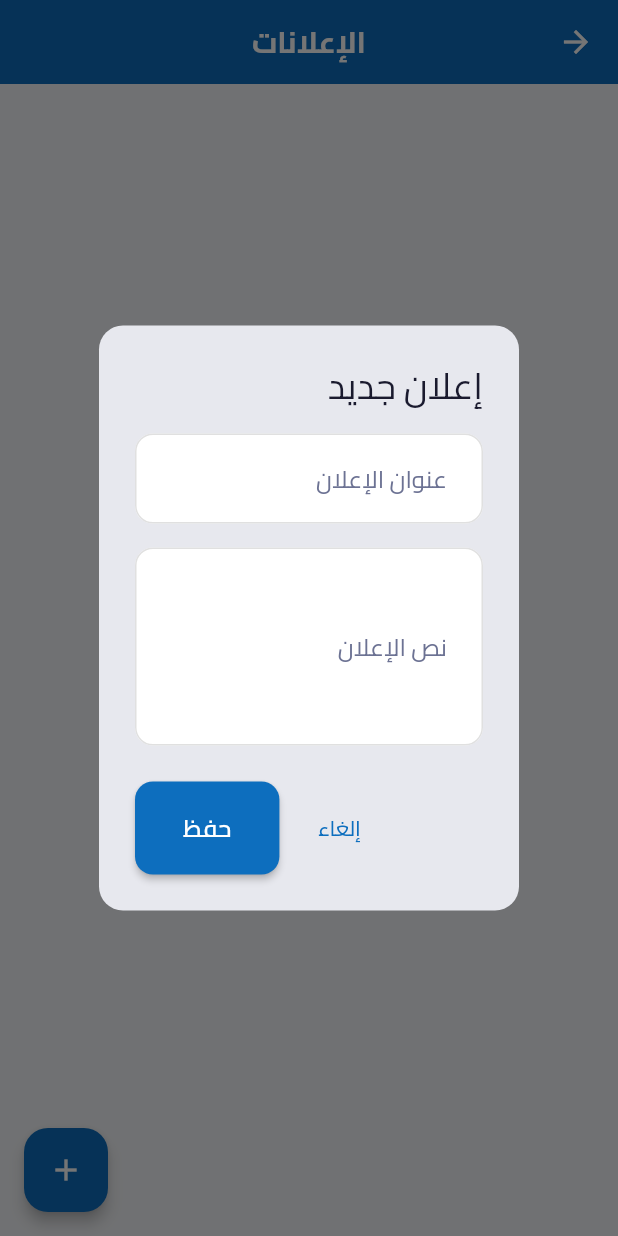
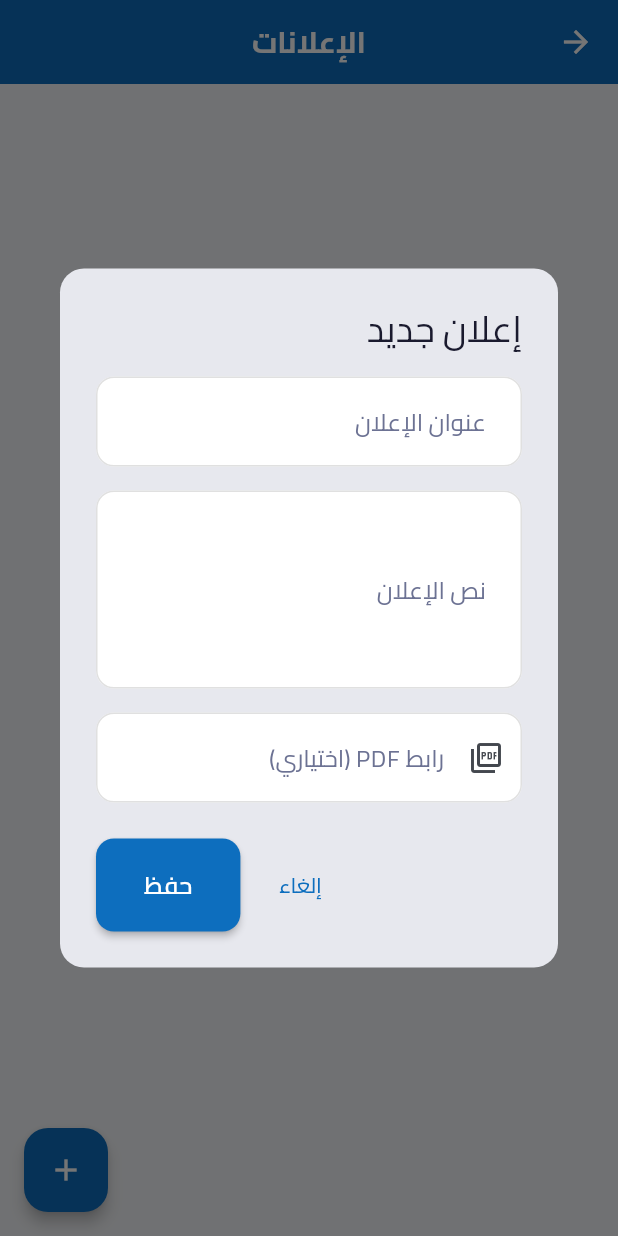
Before and after one commit to youssef492/Gama_Physics, a Flutter app: the ManageAnnouncementsScreen screen opened by its route, after a tap on the "add" icon, on a phone screen of 412 x 824 dp. Run offline on Flutter 3.47's test engine with Material 3 defaults, Android fonts, the phone set to English and light mode, and no system bars; our stand-ins replace cloud_firestore, firebase_auth, firebase_core, google_fonts, pdf, printing and 4 more; missing offline and left inert: excel, fvp, mobile_scanner, youtube_explode_dart; accounts and stored records are empty; network calls fail.

Commit message:
feat: implement announcement management system with Firestore integration and localization support

```diff
--- a/lib/l10n/app_ar.arb
+++ b/lib/l10n/app_ar.arb
@@ -281,5 +281,8 @@
   "pdfPreview": "معاينة PDF",
   "openPdfInBrowser": "فتح PDF في المتصفح",
   "pdfDesktopHint": "على ويندوز ولينكس يُفتح ملف PDF في المتصفح الافتراضي (لا يتوفر عارض مدمج).",
-  "back": "عودة"
+  "back": "عودة",
+  "viewPdf": "عرض ملف PDF",
+  "pdfLinkOptional": "رابط PDF (اختياري)",
+  "invalidUrl": "رابط غير صالح"
 }
--- a/lib/l10n/app_en.arb
+++ b/lib/l10n/app_en.arb
@@ -283,5 +283,8 @@
   "pdfPreview": "PDF Preview",
   "openPdfInBrowser": "Open PDF in browser",
   "pdfDesktopHint": "On Windows and Linux, PDFs open in your default browser (embedded WebView is not available).",
-  "back": "Back"
+  "back": "Back",
+  "viewPdf": "View PDF",
+  "pdfLinkOptional": "PDF Link (optional)",
+  "invalidUrl": "Invalid URL"
 }
--- a/lib/l10n/app_localizations.dart
+++ b/lib/l10n/app_localizations.dart
@@ -1535,7 +1535,7 @@ abstract class AppLocalizations {
   /// No description provided for @viewPdf.
   ///
   /// In ar, this message translates to:
-  /// **'عرض الملف'**
+  /// **'عرض ملف PDF'**
   String get viewPdf;
 
   /// No description provided for @invalidPdfUrl.
@@ -1567,6 +1567,18 @@ abstract class AppLocalizations {
   /// In ar, this message translates to:
   /// **'عودة'**
   String get back;
+
+  /// No description provided for @pdfLinkOptional.
+  ///
+  /// In ar, this message translates to:
+  /// **'رابط PDF (اختياري)'**
+  String get pdfLinkOptional;
+
+  /// No description provided for @invalidUrl.
+  ///
+  /// In ar, this message translates to:
+  /// **'رابط غير صالح'**
+  String get invalidUrl;
 }
 
 class _AppLocalizationsDelegate
--- a/lib/l10n/app_localizations_ar.dart
+++ b/lib/l10n/app_localizations_ar.dart
@@ -744,7 +744,7 @@ class AppLocalizationsAr extends AppLocalizations {
   String get downloadPdf => 'تحميل الملف';
 
   @override
-  String get viewPdf => 'عرض الملف';
+  String get viewPdf => 'عرض ملف PDF';
 
   @override
   String get invalidPdfUrl => 'رابط PDF غير صحيح';
@@ -761,4 +761,10 @@ class AppLocalizationsAr extends AppLocalizations {
 
   @override
   String get back => 'عودة';
+
+  @override
+  String get pdfLinkOptional => 'رابط PDF (اختياري)';
+
+  @override
+  String get invalidUrl => 'رابط غير صالح';
 }
--- a/lib/l10n/app_localizations_en.dart
+++ b/lib/l10n/app_localizations_en.dart
@@ -746,7 +746,7 @@ class AppLocalizationsEn extends AppLocalizations {
   String get downloadPdf => 'Download';
 
   @override
-  String get viewPdf => 'View';
+  String get viewPdf => 'View PDF';
 
   @override
   String get invalidPdfUrl => 'Invalid PDF link';
@@ -763,4 +763,10 @@ class AppLocalizationsEn extends AppLocalizations {
 
   @override
   String get back => 'Back';
+
+  @override
+  String get pdfLinkOptional => 'PDF Link (optional)';
+
+  @override
+  String get invalidUrl => 'Invalid URL';
 }
--- a/lib/models/announcement.dart
+++ b/lib/models/announcement.dart
@@ -6,13 +6,14 @@ class Announcement {
   final String content;
   final DateTime createdAt;
   final String authorName;
-
+  final String? pdfUrl;
   Announcement({
     required this.id,
     required this.title,
     required this.content,
     required this.createdAt,
     this.authorName = '',
+    this.pdfUrl,
   });
 
   Map<String, dynamic> toMap() {
@@ -22,6 +23,7 @@ class Announcement {
       'content': content,
       'createdAt': Timestamp.fromDate(createdAt),
       'authorName': authorName,
+      'pdfUrl': pdfUrl,
     };
   }
 
@@ -33,6 +35,7 @@ class Announcement {
       content: data['content'] ?? '',
       createdAt: (data['createdAt'] as Timestamp?)?.toDate() ?? DateTime.now(),
       authorName: data['authorName'] ?? '',
+      pdfUrl: data['pdfUrl'],
     );
   }
 }
--- a/lib/providers/data_provider.dart
+++ b/lib/providers/data_provider.dart
@@ -120,9 +120,9 @@ class DataProvider with ChangeNotifier {
   }
 
   Future<void> updateAnnouncement(
-      String id, String title, String content) async {
+      String id, String title, String content, String? pdfUrl) async {
     try {
-      await _firestoreService.updateAnnouncement(id, title, content);
+      await _firestoreService.updateAnnouncement(id, title, content, pdfUrl: pdfUrl);
     } catch (e) {
       _handleError(e);
     }
--- a/lib/screens/teacher/manage_announcements_screen.dart
+++ b/lib/screens/teacher/manage_announcements_screen.dart
@@ -25,8 +25,12 @@ class _ManageAnnouncementsScreenState extends State<ManageAnnouncementsScreen> {
 
   void _showAddEditDialog([Announcement? announcement]) {
     final isEditing = announcement != null;
-    final titleController = TextEditingController(text: announcement?.title ?? '');
-    final contentController = TextEditingController(text: announcement?.content ?? '');
+    final titleController =
+        TextEditingController(text: announcement?.title ?? '');
+    final contentController =
+        TextEditingController(text: announcement?.content ?? '');
+    final pdfUrlController =
+        TextEditingController(text: announcement?.pdfUrl ?? '');
     final l10n = AppLocalizations.of(context)!;
     bool isLoading = false;
 
@@ -37,7 +41,9 @@ class _ManageAnnouncementsScreenState extends State<ManageAnnouncementsScreen> {
           shape:
               RoundedRectangleBorder(borderRadius: BorderRadius.circular(16)),
           title: Text(isEditing ? l10n.editAnnouncement : l10n.newAnnouncement),
-          content: Column(
+          content: SingleChildScrollView(
+            // ← مهم عشان الـ keyboard ما يضغطش
+            child: Column(
               mainAxisSize: MainAxisSize.min,
               children: [
                 TextField(
@@ -56,7 +62,30 @@ class _ManageAnnouncementsScreenState extends State<ManageAnnouncementsScreen> {
                     border: const OutlineInputBorder(),
                   ),
                 ),
+                const SizedBox(height: 16),
+                TextField(
+                  // ← جديد
+                  controller: pdfUrlController,
+                  keyboardType: TextInputType.url,
+                  decoration: InputDecoration(
+                    labelText: l10n.pdfLinkOptional,
+                    hintText: 'https://drive.google.com/file/d/...',
+                    border: const OutlineInputBorder(),
+                    prefixIcon: const Icon(Icons.picture_as_pdf_outlined),
+                    // زرار مسح سريع
+                    suffixIcon: ValueListenableBuilder(
+                      valueListenable: pdfUrlController,
+                      builder: (_, val, __) => val.text.isNotEmpty
+                          ? IconButton(
+                              icon: const Icon(Icons.clear, size: 18),
+                              onPressed: () => pdfUrlController.clear(),
+                            )
+                          : const SizedBox.shrink(),
+                    ),
+                  ),
+                ),
               ],
+            ),
           ),
           actions: [
             TextButton(
@@ -68,9 +97,12 @@ class _ManageAnnouncementsScreenState extends State<ManageAnnouncementsScreen> {
                   ? null
                   : () async {
                       if (titleController.text.trim().isEmpty ||
-                          contentController.text.trim().isEmpty) {
-                        return;
-                      }
+                          contentController.text.trim().isEmpty) return;
+
+                      final pdfUrl = pdfUrlController.text.trim().isEmpty
+                          ? null
+                          : pdfUrlController.text.trim();
+
                       setS(() => isLoading = true);
                       final author =
                           context.read<AuthProvider>().currentUser?.name ?? '';
@@ -80,6 +112,7 @@ class _ManageAnnouncementsScreenState extends State<ManageAnnouncementsScreen> {
                               announcement.id,
                               titleController.text.trim(),
                               contentController.text.trim(),
+                              pdfUrl,
                             );
                       } else {
                         final newAnnouncement = Announcement(
@@ -88,8 +121,8 @@ class _ManageAnnouncementsScreenState extends State<ManageAnnouncementsScreen> {
                           content: contentController.text.trim(),
                           createdAt: DateTime.now(),
                           authorName: author,
+                          pdfUrl: pdfUrl, // ← جديد
                         );
-
                         await context
                             .read<DataProvider>()
                             .addAnnouncement(newAnnouncement);
--- a/lib/services/firestore_service.dart
+++ b/lib/services/firestore_service.dart
@@ -427,11 +427,13 @@ class FirestoreService {
         .set(announcement.toMap());
   }
 
-  Future<void> updateAnnouncement(
-      String id, String title, String content) async {
+  Future<void> updateAnnouncement(String id, String title, String content,
+      {String? pdfUrl}) async {
     await _db.collection('announcements').doc(id).update({
       'title': title,
       'content': content,
+      'pdfUrl':
+          (pdfUrl != null && pdfUrl.isNotEmpty) ? pdfUrl : FieldValue.delete(),
     });
   }
 
```
Also changed, not shown: lib/screens/student/student_announcements_screen.dart (+72 -0 lines). Lines whose indentation alone changed are shown as unchanged.
